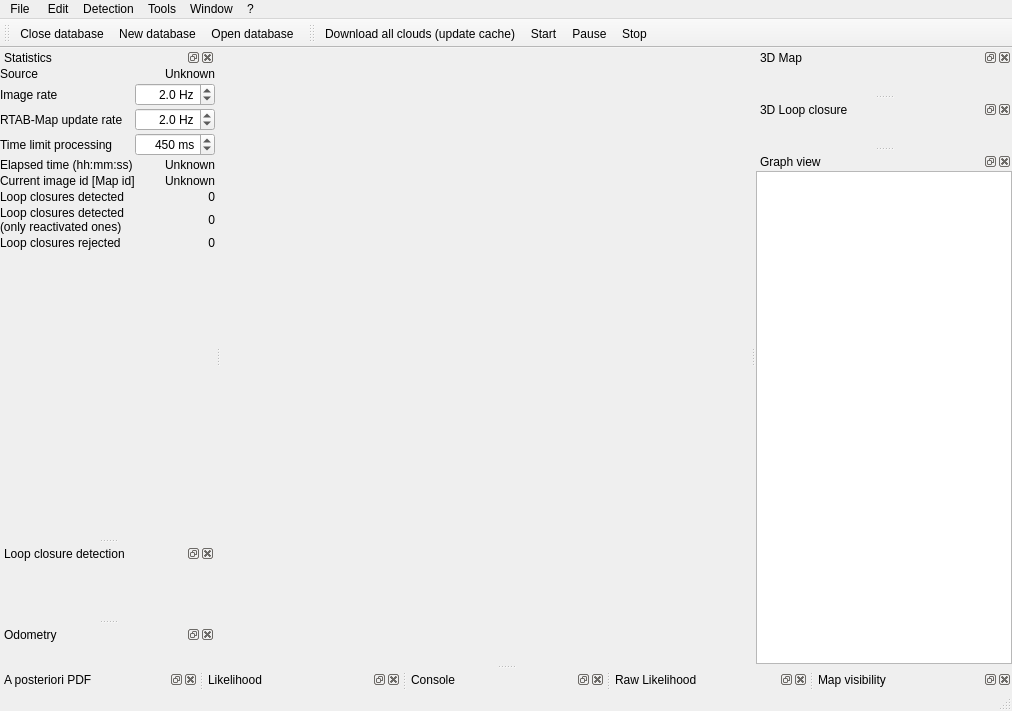
This is guilib/src/ui/mainWindow.ui in introlab/rtabmap as Qt 5 draws it before an edit. The edited form follows.
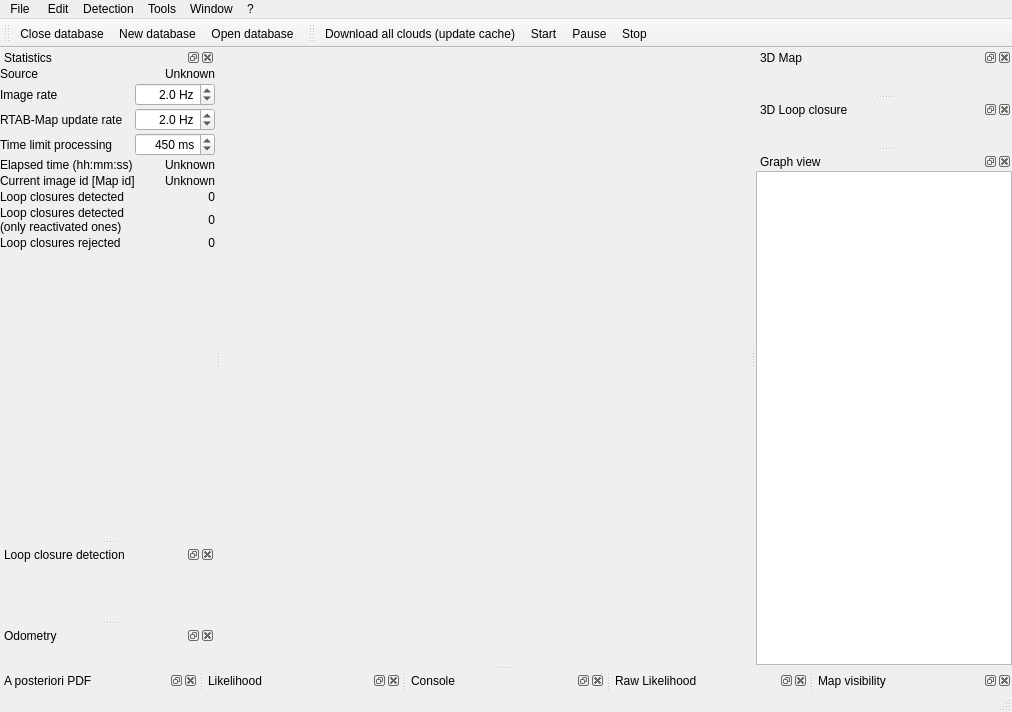
This is the edited form. Icons and pictures are not drawn. Custom widgets are drawn as their Qt base class.

```diff
--- a/guilib/src/ui/mainWindow.ui
+++ b/guilib/src/ui/mainWindow.ui
@@ -7,7 +7,7 @@
     <x>0</x>
     <y>0</y>
     <width>1012</width>
-    <height>711</height>
+    <height>712</height>
    </rect>
   </property>
   <property name="windowTitle">
```
Left out of the diff: 32 changed lines with no effect on the pictures.
